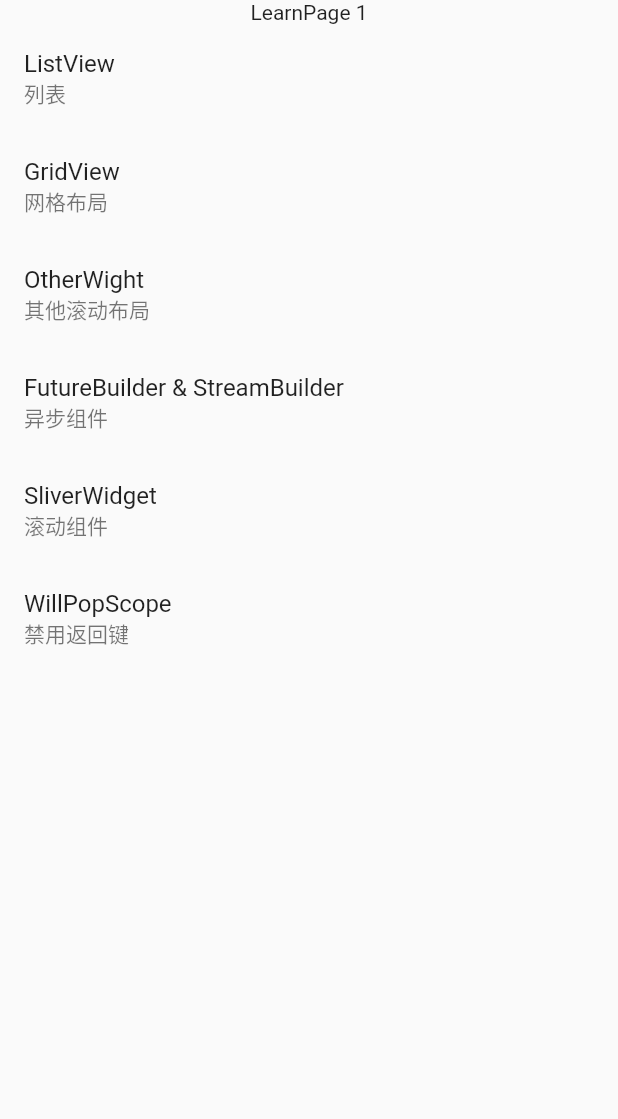
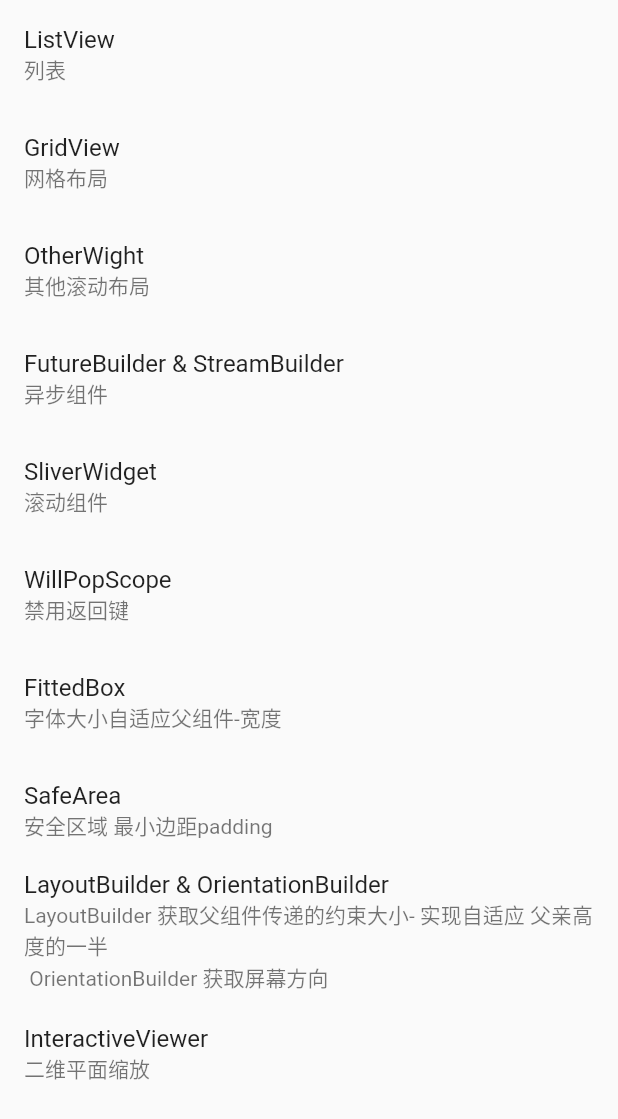
Before and after one commit to laihaojie/flutter_learn, a Flutter app: the LearnPage widget shown alone on an empty page, opened directly, on a phone screen of 412 x 824 dp. Shown: the top 1119 px of the screen. Run offline on Flutter 3.47's test engine with Material 2 defaults, Android fonts, the phone set to English and light mode, and no system bars; our stand-ins replace get, getwidget.

Commit message:
chore: update

```diff
--- a/lib/pages/learn_page/learn_page.dart
+++ b/lib/pages/learn_page/learn_page.dart
@@ -1,9 +1,13 @@
 import 'package:flutter/material.dart';
 import 'package:flutter_learn/pages/learn_page/learn_controller.dart';
+import 'package:flutter_learn/pages/learn_page/learn_widget/learn_fitted_box.dart';
 import 'package:flutter_learn/pages/learn_page/learn_widget/learn_future_builder.dart';
+import 'package:flutter_learn/pages/learn_page/learn_widget/learn_interactive_viewer.dart';
+import 'package:flutter_learn/pages/learn_page/learn_widget/learn_layout_builder.dart';
 import 'package:flutter_learn/pages/learn_page/learn_widget/learn_other_widget.dart';
 import 'package:flutter_learn/pages/learn_page/learn_widget/learn_grid_view.dart';
 import 'package:flutter_learn/pages/learn_page/learn_widget/learn_list_view.dart';
+import 'package:flutter_learn/pages/learn_page/learn_widget/learn_safe_area.dart';
 import 'package:flutter_learn/pages/learn_page/learn_widget/learn_sliver_widget.dart';
 import 'package:flutter_learn/pages/learn_page/learn_widget/learn_will_pop_scope.dart';
 import 'package:get/get.dart';
@@ -14,9 +18,8 @@ class LearnPage extends GetView<LearnController> {
   @override
   Widget build(BuildContext context) {
     return Center(
-      child: Column(
+      child: ListView(
         children: [
-          Text('LearnPage ${controller.count}'),
           ListTile(
             title: const Text("ListView"),
             subtitle: const Text('列表'),
@@ -47,6 +50,28 @@ class LearnPage extends GetView<LearnController> {
             subtitle: const Text('禁用返回键'),
             onTap: () => Get.to(() => const LearnWillPopScope()),
           ),
+          ListTile(
+            title: const Text("FittedBox"),
+            subtitle: const Text('字体大小自适应父组件-宽度'),
+            onTap: () => Get.to(() => const LearnFittedBox()),
+          ),
+          ListTile(
+            title: const Text("SafeArea"),
+            subtitle: const Text('安全区域 最小边距padding'),
+            onTap: () => Get.to(() => const LearnSafeArea()),
+          ),
+          ListTile(
+            title: const Text("LayoutBuilder & OrientationBuilder"),
+            subtitle: const Text(
+              'LayoutBuilder 获取父组件传递的约束大小- 实现自适应 父亲高度的一半\r\n OrientationBuilder 获取屏幕方向',
+            ),
+            onTap: () => Get.to(() => const LearnLayoutBuilder()),
+          ),
+          ListTile(
+            title: const Text("InteractiveViewer"),
+            subtitle: const Text('二维平面缩放'),
+            onTap: () => Get.to(() => const LearnInteractiveViewer()),
+          ),
         ],
       ),
     );
```
Also changed, not shown: lib/pages/learn_page/learn_widget/learn_fitted_box.dart (added, +25 -0 lines), lib/pages/learn_page/learn_widget/learn_interactive_viewer.dart (added, +32 -0 lines), lib/pages/learn_page/learn_widget/learn_layout_builder.dart (added, +47 -0 lines), lib/pages/learn_page/learn_widget/learn_safe_area.dart (added, +27 -0 lines).
